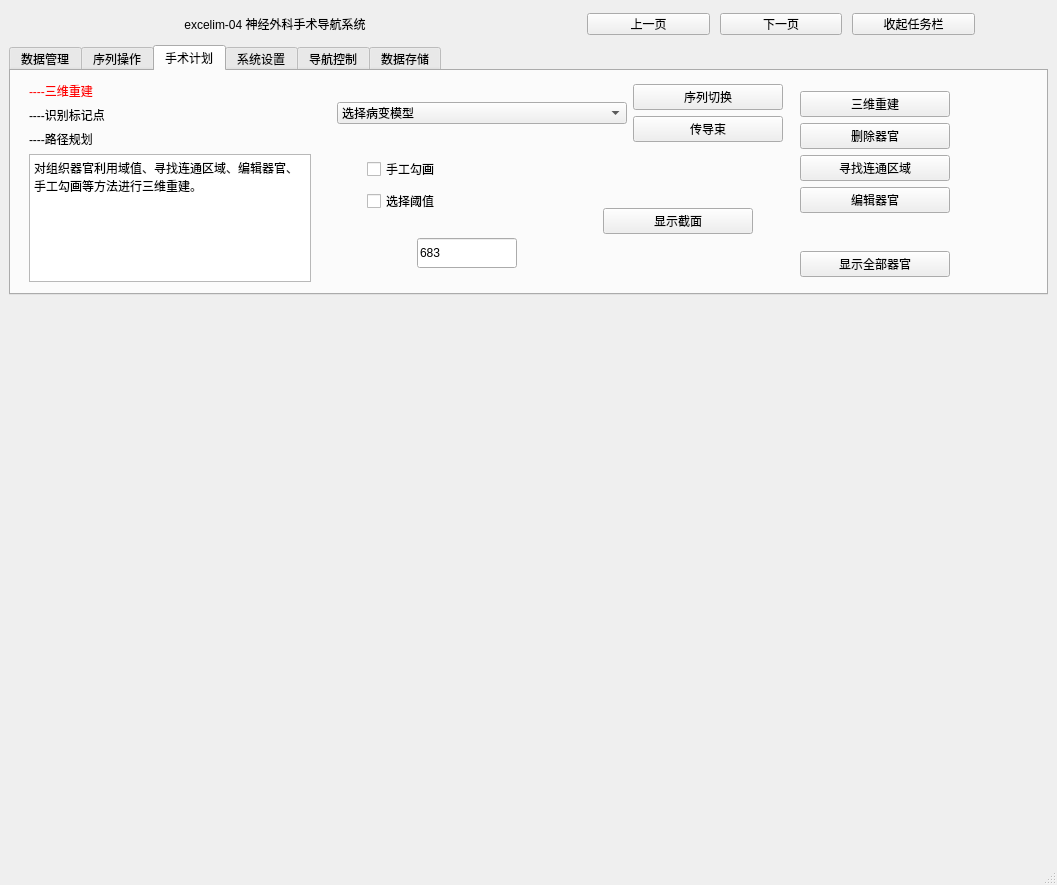
kalipolis/excelim_qt_withui, file mainwindow.ui: the form before one commit.
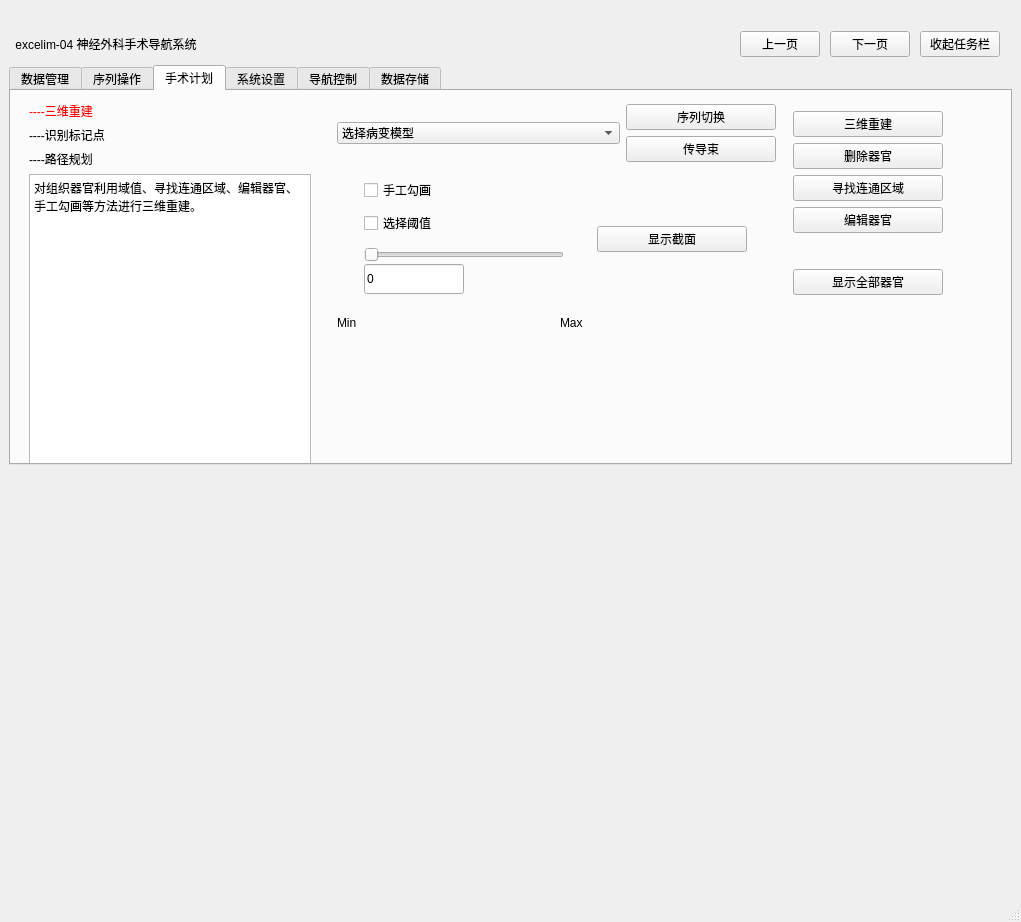
The form after the commit. The open tabs and pages were chosen to show the change. Custom widgets are drawn as their Qt base class.

Diff of the .ui file:
```diff
--- a/mainwindow.ui
+++ b/mainwindow.ui
@@ -6,8 +6,8 @@
    <rect>
     <x>0</x>
     <y>0</y>
-    <width>1057</width>
-    <height>885</height>
+    <width>1021</width>
+    <height>922</height>
    </rect>
   </property>
   <property name="windowTitle">
@@ -20,7 +20,7 @@
       <property name="minimumSize">
        <size>
         <width>0</width>
-        <height>30</height>
+        <height>50</height>
        </size>
       </property>
       <property name="maximumSize">
@@ -60,6 +60,9 @@
        </item>
        <item>
         <spacer name="horizontalSpacer_7">
+         <property name="orientation">
+          <enum>Qt::Horizontal</enum>
+         </property>
          <property name="sizeHint" stdset="0">
           <size>
            <width>40</width>
@@ -133,7 +136,7 @@
       <property name="maximumSize">
        <size>
         <width>16777215</width>
-        <height>250</height>
+        <height>400</height>
        </size>
       </property>
       <property name="currentIndex">
@@ -1854,6 +1857,12 @@
         </property>
         <item>
          <widget class="QStackedWidget" name="stackedWidget_4">
+          <property name="minimumSize">
+           <size>
+            <width>0</width>
+            <height>400</height>
+           </size>
+          </property>
           <property name="currentIndex">
            <number>0</number>
           </property>
@@ -1924,11 +1933,14 @@
                     <widget class="QTextBrowser" name="textBrowser_9">
                      <property name="html">
                       <string>&lt;!DOCTYPE HTML PUBLIC &quot;-//W3C//DTD HTML 4.0//EN&quot; &quot;http://www.w3.org/TR/REC-html40/strict.dtd&quot;&gt;
-&lt;html&gt;&lt;head&gt;&lt;meta name=&quot;qrichtext&quot; content=&quot;1&quot; /&gt;&lt;style type=&quot;text/css&quot;&gt;
+&lt;html&gt;&lt;head&gt;&lt;meta name=&quot;qrichtext&quot; content=&quot;1&quot; /&gt;&lt;meta charset=&quot;utf-8&quot; /&gt;&lt;style type=&quot;text/css&quot;&gt;
 p, li { white-space: pre-wrap; }
-&lt;/style&gt;&lt;/head&gt;&lt;body style=&quot; font-family:'SimSun'; font-size:9pt; font-weight:400; font-style:normal;&quot;&gt;
-&lt;p style=&quot; margin-top:0px; margin-bottom:0px; margin-left:0px; margin-right:0px; -qt-block-indent:0; text-indent:0px;&quot;&gt;对组织器官利用域值、寻找连通区域、编辑器官、手工勾画等方法进行三维重建。&lt;/p&gt;
-&lt;p style=&quot;-qt-paragraph-type:empty; margin-top:0px; margin-bottom:0px; margin-left:0px; margin-right:0px; -qt-block-indent:0; text-indent:0px;&quot;&gt;&lt;br /&gt;&lt;/p&gt;&lt;/body&gt;&lt;/html&gt;</string>
+hr { height: 1px; border-width: 0; }
+li.unchecked::marker { content: &quot;\2610&quot;; }
+li.checked::marker { content: &quot;\2612&quot;; }
+&lt;/style&gt;&lt;/head&gt;&lt;body style=&quot; font-family:'Microsoft YaHei UI'; font-size:9pt; font-weight:400; font-style:normal;&quot;&gt;
+&lt;p style=&quot; margin-top:0px; margin-bottom:0px; margin-left:0px; margin-right:0px; -qt-block-indent:0; text-indent:0px;&quot;&gt;&lt;span style=&quot; font-family:'SimSun';&quot;&gt;对组织器官利用域值、寻找连通区域、编辑器官、手工勾画等方法进行三维重建。&lt;/span&gt;&lt;/p&gt;
+&lt;p style=&quot;-qt-paragraph-type:empty; margin-top:0px; margin-bottom:0px; margin-left:0px; margin-right:0px; -qt-block-indent:0; text-indent:0px; font-family:'SimSun';&quot;&gt;&lt;br /&gt;&lt;/p&gt;&lt;/body&gt;&lt;/html&gt;</string>
                      </property>
                     </widget>
                    </item>
@@ -2118,7 +2130,7 @@
                            <height>16777215</height>
                           </size>
                          </property>
-                         <layout class="QVBoxLayout" name="verticalLayout_32" stretch="2,3,2">
+                         <layout class="QVBoxLayout" name="verticalLayout_32" stretch="2,3,0">
                           <property name="spacing">
                            <number>2</number>
                           </property>
@@ -2179,7 +2191,7 @@
                            </widget>
                           </item>
                           <item>
-                           <layout class="QHBoxLayout" name="horizontalLayout_31">
+                           <layout class="QVBoxLayout" name="verticalLayout_48">
                             <property name="topMargin">
                              <number>6</number>
                             </property>
@@ -2187,14 +2199,14 @@
                              <number>6</number>
                             </property>
                             <item>
-                             <spacer name="horizontalSpacer_2">
-                              <property name="sizeHint" stdset="0">
-                               <size>
-                                <width>0</width>
-                                <height>0</height>
-                               </size>
+                             <widget class="QSlider" name="horizontalSlider_4">
+                              <property name="maximum">
+                               <number>3000</number>
                               </property>
-                             </spacer>
+                              <property name="orientation">
+                               <enum>Qt::Horizontal</enum>
+                              </property>
+                             </widget>
                             </item>
                             <item>
                              <widget class="QLineEdit" name="lineEdit_5">
@@ -2211,7 +2223,7 @@
                                </size>
                               </property>
                               <property name="text">
-                               <string>683</string>
+                               <string>0</string>
                               </property>
                              </widget>
                             </item>
@@ -2235,6 +2247,37 @@
                        </item>
                       </layout>
                      </item>
+                     <item>
+                      <layout class="QHBoxLayout" name="horizontalLayout_29">
+                       <item>
+                        <widget class="QLabel" name="label_33">
+                         <property name="text">
+                          <string>Min</string>
+                         </property>
+                        </widget>
+                       </item>
+                       <item>
+                        <widget class="QLabel" name="label_34">
+                         <property name="text">
+                          <string>Max</string>
+                         </property>
+                        </widget>
+                       </item>
+                      </layout>
+                     </item>
+                     <item>
+                      <spacer name="verticalSpacer">
+                       <property name="orientation">
+                        <enum>Qt::Vertical</enum>
+                       </property>
+                       <property name="sizeHint" stdset="0">
+                        <size>
+                         <width>20</width>
+                         <height>40</height>
+                        </size>
+                       </property>
+                      </spacer>
+                     </item>
                      <item>
                       <widget class="QWidget" name="widget_45" native="true">
                        <property name="maximumSize">
@@ -2256,27 +2299,6 @@
                         <property name="bottomMargin">
                          <number>0</number>
                         </property>
-                        <item>
-                         <widget class="QSlider" name="horizontalSlider"/>
-                        </item>
-                        <item>
-                         <layout class="QHBoxLayout" name="horizontalLayout_29">
-                          <item>
-                           <widget class="QLabel" name="label_33">
-                            <property name="text">
-                             <string>Min</string>
-                            </property>
-                           </widget>
-                          </item>
-                          <item>
-                           <widget class="QLabel" name="label_34">
-                            <property name="text">
-                             <string>Max</string>
-                            </property>
-                           </widget>
-                          </item>
-                         </layout>
-                        </item>
                        </layout>
                       </widget>
                      </item>
@@ -2410,6 +2432,19 @@
                         </property>
                        </widget>
                       </item>
+                      <item>
+                       <spacer name="verticalSpacer_2">
+                        <property name="orientation">
+                         <enum>Qt::Vertical</enum>
+                        </property>
+                        <property name="sizeHint" stdset="0">
+                         <size>
+                          <width>20</width>
+                          <height>40</height>
+                         </size>
+                        </property>
+                       </spacer>
+                      </item>
                      </layout>
                     </widget>
                    </item>
```
Left out of the diff: 108 changed lines with no effect on the pictures.
